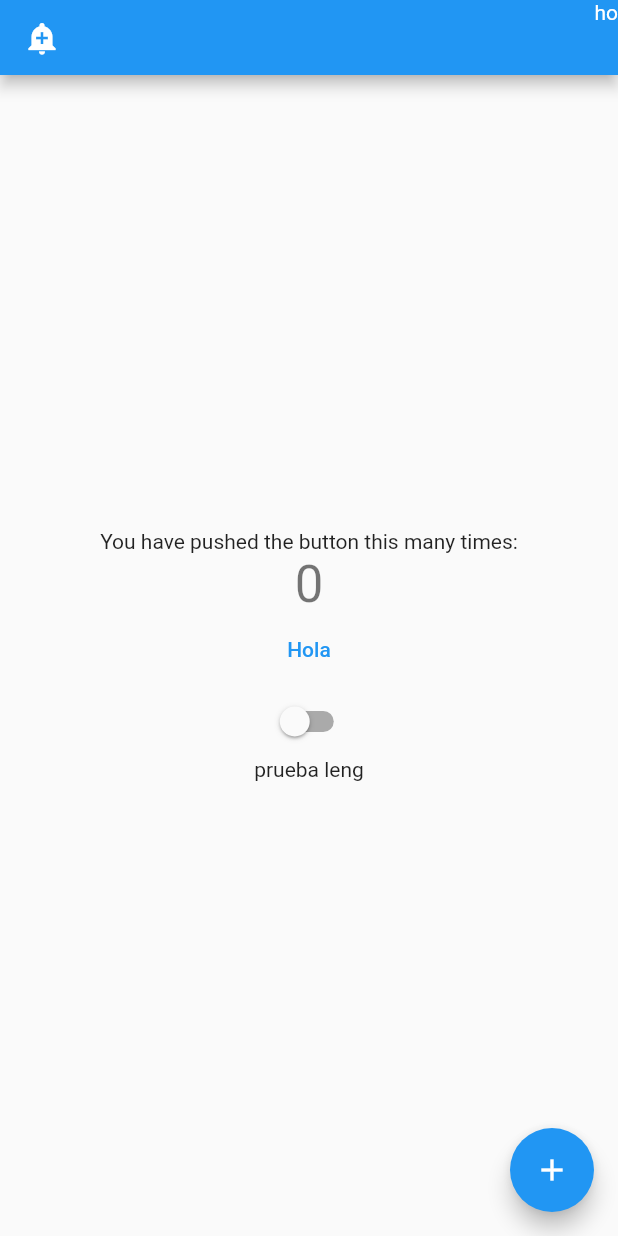
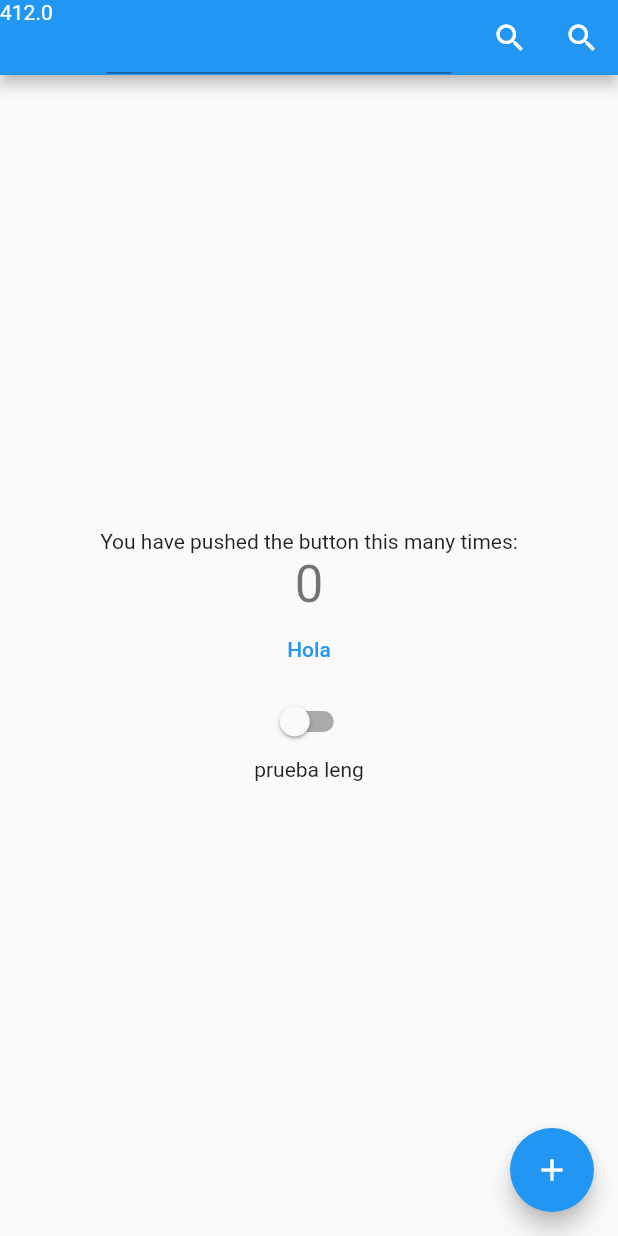
Before and after one commit to Sanlujam/Store_Flutter, a Flutter app: the screen it shows after launch, on a phone screen of 412 x 824 dp. Run offline on Flutter 3.47's test engine with Material 2 defaults, Android fonts, the phone set to English and light mode, and no system bars; generated files the repository leaves out were written again.

Commit message:
add search delegate products, and install flutter_typeahead

```diff
--- a/lib/widgets/NavBar/NavBarView.dart
+++ b/lib/widgets/NavBar/NavBarView.dart
@@ -1,18 +1,52 @@
 import 'package:flutter/material.dart';
-import 'package:store/Widgets/SearchBar/SearchBar.dart';
+import 'package:store/widgets/SearchBar/SearchProductDelegate.dart';
 
 class NavBarView extends StatelessWidget {
   const NavBarView({Key? key}) : super(key: key);
 
+  static const List<String> _kOptions = <String>[
+    'aardvark',
+    'bobcat',
+    'chameleon',
+  ];
+
   @override
   Widget build(BuildContext context) {
     return AppBar(
-      leading: IconButton(
-        icon: const Icon(Icons.add_alert),
-        tooltip: 'Show Snackbar',
-        onPressed: () {},
+      leading: Text(MediaQuery.of(context).size.width.toString()),
+      titleSpacing: 15,
+      title: Autocomplete(
+        optionsBuilder: (TextEditingValue textEditingValue) {
+          if (textEditingValue.text == '') {
+            return const Iterable<String>.empty();
+          }
+          return _kOptions.where((String option) {
+            return option.contains(textEditingValue.text.toLowerCase());
+          });
+        },
+        onSelected: (String selection) {
+          print('You just selected $selection');
+        },
       ),
-      actions: [SearchBar()],
+      actions: [
+        IconButton(
+          icon: const Icon(Icons.search),
+          tooltip: 'Show Snackbar',
+          onPressed: () {
+            showSearch(context: context, delegate: SearchProductDelegate());
+          },
+        ),
+        MediaQuery.of(context).size.width < 800
+            ? IconButton(
+                icon: const Icon(Icons.search),
+                tooltip: 'Show Snackbar',
+                onPressed: () {
+                  showSearch(
+                      context: context, delegate: SearchProductDelegate());
+                },
+              )
+            : Text('asd')
+      ],
     );
   }
 }
--- a/pubspec.yaml
+++ b/pubspec.yaml
@@ -17,6 +17,7 @@ dependencies:
   intl: ^0.17.0 # Add this line
   cupertino_icons: ^1.0.2
   provider: ^6.0.0
+  flutter_typeahead: ^3.2.0
 
 dev_dependencies:
   flutter_test:
```
Also changed, not shown: lib/widgets/SearchBar/SearchProductDelegate.dart (+8 -8 lines), pubspec.lock.
